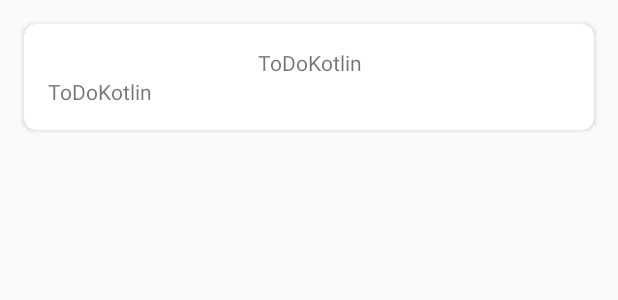
After one commit to svc985/ToDoKotlin, an Android app: the layout task_card.xml on its own in the app's theme, with its tools: preview values and no code run, on a phone screen of 412 x 824 dp. The commit adds this screen. Shown: the top 300 px of the screen. Run offline under Robolectric (Android 15) with nearby library versions, the phone set to English and light mode, and no system bars.

Commit message:
Fetching tasks for main screen from db using arch components

```diff
--- a/app/build.gradle
+++ b/app/build.gradle
@@ -29,6 +29,7 @@ dependencies {
     implementation 'com.android.support:appcompat-v7:27.0.1'
     implementation 'com.android.support.constraint:constraint-layout:1.0.2'
     implementation 'com.android.support:design:27.0.1'
+    implementation 'com.android.support:cardview-v7:27.0.1'
     implementation 'com.jakewharton.timber:timber:4.6.0'
     implementation 'com.google.dagger:dagger:2.11'
     kapt 'com.google.dagger:dagger-compiler:2.11'
--- a/app/src/main/java/org/prikic/todokotlin/data/repository/TaskRepository.kt
+++ b/app/src/main/java/org/prikic/todokotlin/data/repository/TaskRepository.kt
@@ -38,7 +38,5 @@ class TaskRepository @Inject constructor(private val taskDao: TaskDao) {
         return data
     }
 
-    fun getTasks(): LiveData<List<Task>> {
-        return taskDao.getAllTasks()
-    }
+    fun getTasks(): LiveData<List<Task>> = taskDao.getAllTasks()
 }
--- a/app/src/main/res/layout/content_items.xml
+++ b/app/src/main/res/layout/content_items.xml
@@ -7,10 +7,12 @@
     app:layout_behavior="@string/appbar_scrolling_view_behavior"
     tools:showIn="@layout/activity_items">
 
-    <TextView
+    <android.support.v7.widget.RecyclerView
+        android:id="@+id/tasks_recycler_view"
         android:layout_width="wrap_content"
         android:layout_height="wrap_content"
-        android:text="Hello World!"
+        android:clipToPadding="false"
+        android:scrollbars="vertical"
         app:layout_constraintBottom_toBottomOf="parent"
         app:layout_constraintLeft_toLeftOf="parent"
         app:layout_constraintRight_toRightOf="parent"
--- /dev/null
+++ b/app/src/main/res/layout/task_card.xml
@@ -0,0 +1,47 @@
+<LinearLayout xmlns:android="http://schemas.android.com/apk/res/android"
+    xmlns:card_view="http://schemas.android.com/apk/res-auto"
+    xmlns:tools="http://schemas.android.com/tools"
+    android:layout_width="match_parent"
+    android:layout_height="wrap_content">
+
+    <android.support.v7.widget.CardView
+        android:id="@+id/card_view"
+        android:layout_width="match_parent"
+        android:layout_height="match_parent"
+        android:layout_gravity="center"
+        android:layout_margin="16dp"
+        android:elevation="3dp"
+        android:padding="16dp"
+        card_view:cardCornerRadius="@dimen/card_radius"
+        tools:targetApi="lollipop">
+
+        <RelativeLayout
+            android:layout_width="match_parent"
+            android:layout_height="match_parent">
+
+            <TextView
+                android:id="@+id/day"
+                android:layout_width="match_parent"
+                android:layout_height="wrap_content"
+                android:layout_centerHorizontal="true"
+                android:gravity="center"
+                android:paddingLeft="@dimen/activity_horizontal_margin"
+                android:paddingRight="@dimen/activity_horizontal_margin"
+                android:paddingTop="@dimen/activity_vertical_margin"
+                android:text="@string/app_name" />
+
+            <TextView
+                android:id="@+id/description"
+                android:layout_width="match_parent"
+                android:layout_height="wrap_content"
+                android:layout_below="@id/day"
+                android:paddingBottom="@dimen/activity_vertical_margin"
+                android:paddingLeft="@dimen/activity_horizontal_margin"
+                android:paddingRight="@dimen/activity_horizontal_margin"
+                android:text="@string/app_name" />
+
+        </RelativeLayout>
+
+    </android.support.v7.widget.CardView>
+
+</LinearLayout>
--- a/app/src/main/res/values/dimens.xml
+++ b/app/src/main/res/values/dimens.xml
@@ -8,4 +8,5 @@
 
     <!-- Activity item details-->
     <dimen name="spinner_height">48dp</dimen>
+    <dimen name="card_radius">8dp</dimen>
 </resources>
```
Also changed, not shown: app/src/main/java/org/prikic/todokotlin/items/ItemsActivity.kt (+17 -3 lines), app/src/main/java/org/prikic/todokotlin/items/TaskAdapter.kt (added, +37 -0 lines).
